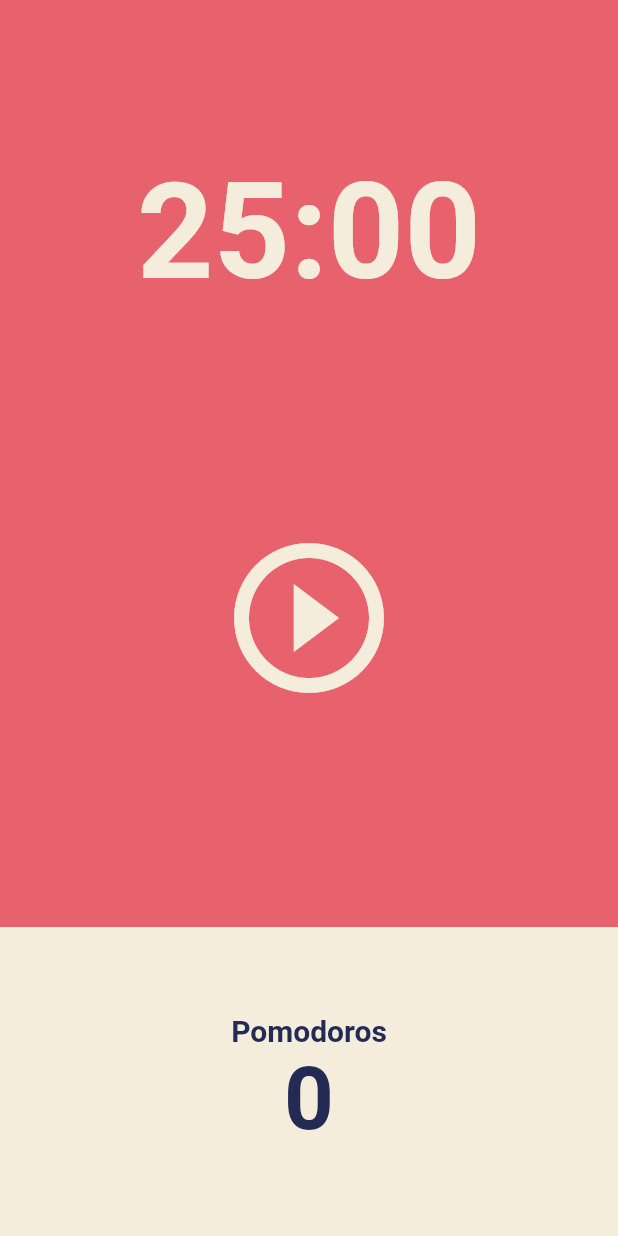
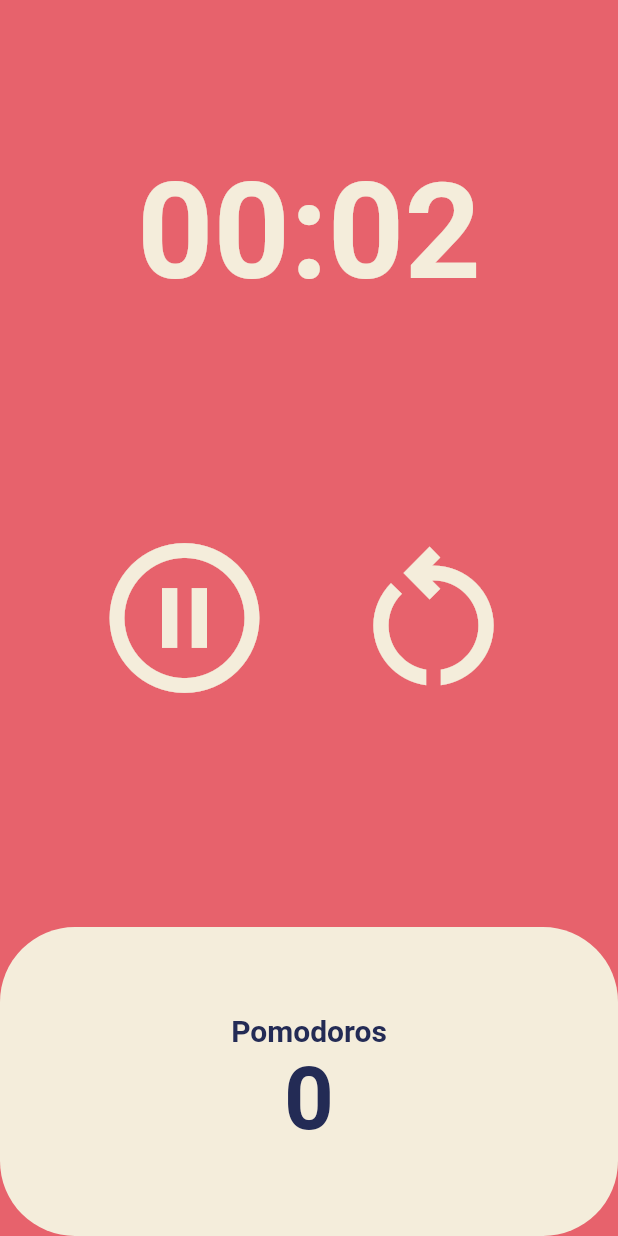
Before and after one commit to ketchup0211/Nomad_Flutter, a Flutter app: the screen it shows after launch, after a tap on the "play circle outline" icon, on a phone screen of 412 x 824 dp. Run offline on Flutter 3.47's test engine with Material 2 defaults, Android fonts, the phone set to English and light mode, and no system bars.

Commit message:
Flutter Pomodoro End

```diff
--- a/pomodoro/lib/screens/home_screen.dart
+++ b/pomodoro/lib/screens/home_screen.dart
@@ -1,3 +1,5 @@
+import 'dart:async';
+
 import 'package:flutter/material.dart';
 
 class HomeScreen extends StatefulWidget {
@@ -8,6 +10,54 @@ class HomeScreen extends StatefulWidget {
 }
 
 class _HomeScreenState extends State<HomeScreen> {
+  static const twentyFiveMinutes = 3;
+  int totalSeconds = twentyFiveMinutes;
+  bool isRunning = false;
+  int totalPomodoros = 0;
+  late Timer timer;
+
+  void onThick(Timer timer) {
+    if (totalSeconds == 0) {
+      setState(() {
+        totalPomodoros++;
+        isRunning = false;
+        totalSeconds = twentyFiveMinutes;
+      });
+      timer.cancel();
+    } else {
+      setState(() {
+        totalSeconds = totalSeconds - 1;
+      });
+    }
+  }
+
+  void onStartPressed() {
+    timer = Timer.periodic(const Duration(seconds: 1), onThick);
+    setState(() {
+      isRunning = true;
+    });
+  }
+
+  void onPausePressed() {
+    timer.cancel();
+    setState(() {
+      isRunning = false;
+    });
+  }
+
+  void onRestartPressed() {
+    timer.cancel();
+    setState(() {
+      totalSeconds = twentyFiveMinutes;
+      isRunning = false;
+    });
+  }
+
+  String format(int seconds) {
+    var duration = Duration(seconds: seconds);
+    return duration.toString().split('.').first.substring(2);
+  }
+
   @override
   Widget build(BuildContext context) {
     return Scaffold(
@@ -19,7 +69,7 @@ class _HomeScreenState extends State<HomeScreen> {
             child: Container(
               alignment: Alignment.bottomCenter,
               child: Text(
-                '25:00',
+                format(totalSeconds),
                 style: TextStyle(
                   color: Theme.of(context).cardColor,
                   fontSize: 89,
@@ -31,11 +81,28 @@ class _HomeScreenState extends State<HomeScreen> {
           Flexible(
             flex: 2,
             child: Center(
-              child: IconButton(
-                iconSize: 120,
-                color: Theme.of(context).cardColor,
-                icon: const Icon(Icons.play_circle_outline),
-                onPressed: () {},
+              child: Padding(
+                padding: const EdgeInsets.symmetric(
+                  horizontal: 55,
+                ),
+                child: Row(
+                  mainAxisAlignment: MainAxisAlignment.spaceBetween,
+                  children: [
+                    IconButton(
+                      iconSize: 120,
+                      color: Theme.of(context).cardColor,
+                      icon: Icon(isRunning
+                          ? Icons.pause_circle_outline
+                          : Icons.play_circle_outline),
+                      onPressed: isRunning ? onPausePressed : onStartPressed,
+                    ),
+                    IconButton(
+                        iconSize: 120,
+                        color: Theme.of(context).cardColor,
+                        onPressed: onRestartPressed,
+                        icon: const Icon(Icons.restart_alt_outlined)),
+                  ],
+                ),
               ),
             ),
           ),
@@ -47,6 +114,7 @@ class _HomeScreenState extends State<HomeScreen> {
                   child: Container(
                     decoration: BoxDecoration(
                       color: Theme.of(context).cardColor,
+                      borderRadius: BorderRadius.circular(50),
                     ),
                     child: Column(
                       mainAxisAlignment: MainAxisAlignment.center,
@@ -61,7 +129,7 @@ class _HomeScreenState extends State<HomeScreen> {
                           ),
                         ),
                         Text(
-                          '0',
+                          '$totalPomodoros',
                           style: TextStyle(
                             fontSize: 58,
                             color:
```
